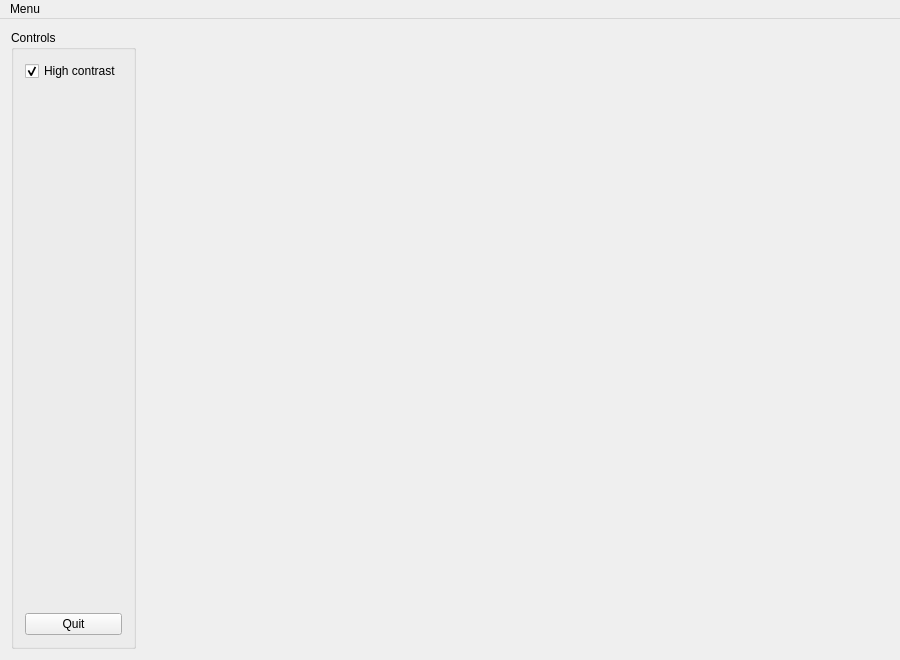
Above: mainwindow.ui from MChudak/pymbascripts before the change. Below: the same form after it.
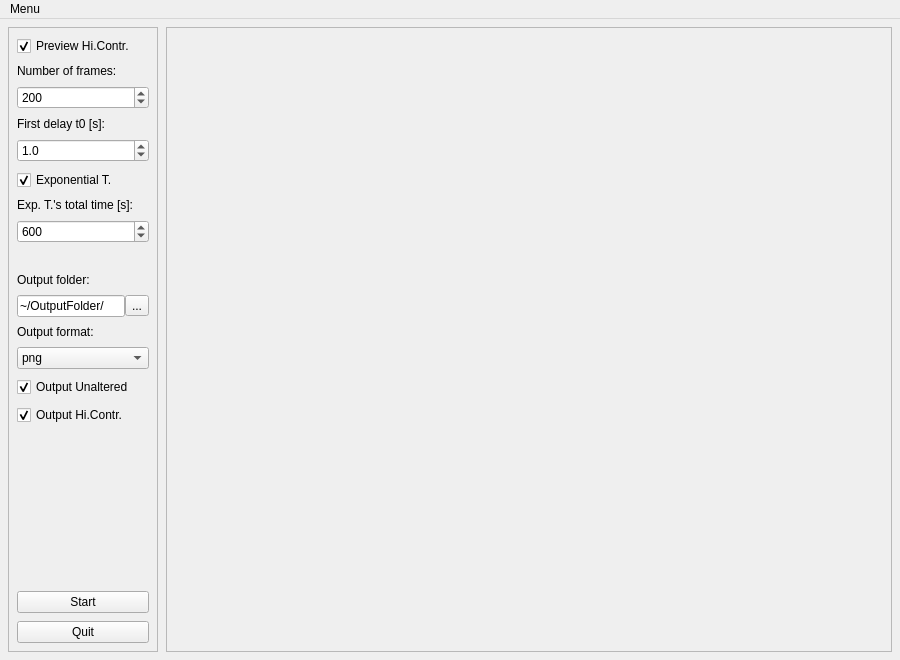
That is the form after the change.

Commit message: added pymba bits, might not work yet

What changed in the file:
```diff
--- a/mainwindow.ui
+++ b/mainwindow.ui
@@ -15,16 +15,219 @@
   </property>
   <widget class="QWidget" name="centralWidget">
    <layout class="QHBoxLayout" name="horizontalLayout_2" stretch="0,1">
+    <property name="spacing">
+     <number>8</number>
+    </property>
+    <property name="leftMargin">
+     <number>8</number>
+    </property>
+    <property name="topMargin">
+     <number>8</number>
+    </property>
+    <property name="rightMargin">
+     <number>8</number>
+    </property>
+    <property name="bottomMargin">
+     <number>8</number>
+    </property>
     <item>
-     <widget class="QGroupBox" name="groupBox">
-      <property name="title">
-       <string>Controls</string>
+     <widget class="QFrame" name="frame_2">
+      <property name="frameShape">
+       <enum>QFrame::StyledPanel</enum>
       </property>
-      <layout class="QVBoxLayout" name="verticalLayout_2">
+      <property name="frameShadow">
+       <enum>QFrame::Raised</enum>
+      </property>
+      <layout class="QVBoxLayout" name="verticalLayout_3">
+       <property name="spacing">
+        <number>8</number>
+       </property>
+       <property name="leftMargin">
+        <number>8</number>
+       </property>
+       <property name="topMargin">
+        <number>8</number>
+       </property>
+       <property name="rightMargin">
+        <number>8</number>
+       </property>
+       <property name="bottomMargin">
+        <number>8</number>
+       </property>
        <item>
-        <widget class="QCheckBox" name="checkBox">
+        <widget class="QCheckBox" name="checkBoxHCView">
          <property name="text">
-          <string>High contrast</string>
+          <string>Preview Hi.Contr.</string>
+         </property>
+         <property name="checked">
+          <bool>true</bool>
+         </property>
+        </widget>
+       </item>
+       <item>
+        <widget class="QLabel" name="label_2">
+         <property name="text">
+          <string>Number of frames:</string>
+         </property>
+        </widget>
+       </item>
+       <item>
+        <widget class="QSpinBox" name="spinBoxNFrames">
+         <property name="minimum">
+          <number>1</number>
+         </property>
+         <property name="maximum">
+          <number>20000</number>
+         </property>
+         <property name="singleStep">
+          <number>100</number>
+         </property>
+         <property name="value">
+          <number>200</number>
+         </property>
+        </widget>
+       </item>
+       <item>
+        <widget class="QLabel" name="label_3">
+         <property name="text">
+          <string>First delay t0 [s]:</string>
+         </property>
+        </widget>
+       </item>
+       <item>
+        <widget class="QDoubleSpinBox" name="doubleSpinBoxDT0">
+         <property name="decimals">
+          <number>1</number>
+         </property>
+         <property name="maximum">
+          <double>36000.000000000000000</double>
+         </property>
+         <property name="singleStep">
+          <double>0.100000000000000</double>
+         </property>
+         <property name="value">
+          <double>1.000000000000000</double>
+         </property>
+        </widget>
+       </item>
+       <item>
+        <widget class="QCheckBox" name="checkBoxExpT">
+         <property name="toolTip">
+          <string>&lt;html&gt;&lt;head/&gt;&lt;body&gt;&lt;p&gt;Use exponentially increasing delays between shots. For example every following delay may be 5% longer than the previous one: 1.00, 1.05, 1.10, 1.16s...&lt;/p&gt;&lt;/body&gt;&lt;/html&gt;</string>
+         </property>
+         <property name="text">
+          <string>Exponential T.</string>
+         </property>
+         <property name="checked">
+          <bool>true</bool>
+         </property>
+        </widget>
+       </item>
+       <item>
+        <widget class="QLabel" name="labelExpT">
+         <property name="text">
+          <string>Exp. T.'s total time [s]:</string>
+         </property>
+        </widget>
+       </item>
+       <item>
+        <widget class="QDoubleSpinBox" name="doubleSpinBoxTMax">
+         <property name="toolTip">
+          <string>&lt;html&gt;&lt;head/&gt;&lt;body&gt;&lt;p&gt;Use exponentially increasing delays between shots. For example every following delay may be 5% longer than the previous one: 1.00, 1.05, 1.10, 1.16s...&lt;/p&gt;&lt;/body&gt;&lt;/html&gt;</string>
+         </property>
+         <property name="decimals">
+          <number>0</number>
+         </property>
+         <property name="minimum">
+          <double>1.000000000000000</double>
+         </property>
+         <property name="maximum">
+          <double>360000.000000000000000</double>
+         </property>
+         <property name="singleStep">
+          <double>60.000000000000000</double>
+         </property>
+         <property name="value">
+          <double>600.000000000000000</double>
+         </property>
+        </widget>
+       </item>
+       <item>
+        <widget class="QLabel" name="labelExpTH">
+         <property name="text">
+          <string/>
+         </property>
+        </widget>
+       </item>
+       <item>
+        <widget class="QLabel" name="label_5">
+         <property name="text">
+          <string>Output folder:</string>
+         </property>
+        </widget>
+       </item>
+       <item>
+        <layout class="QHBoxLayout" name="horizontalLayout">
+         <property name="spacing">
+          <number>0</number>
+         </property>
+         <item>
+          <widget class="QLineEdit" name="lineEditOutput">
+           <property name="text">
+            <string>~/OutputFolder/</string>
+           </property>
+          </widget>
+         </item>
+         <item>
+          <widget class="QToolButton" name="toolButtonChooseFolder">
+           <property name="sizePolicy">
+            <sizepolicy hsizetype="Fixed" vsizetype="Fixed">
+             <horstretch>0</horstretch>
+             <verstretch>0</verstretch>
+            </sizepolicy>
+           </property>
+           <property name="text">
+            <string>...</string>
+           </property>
+          </widget>
+         </item>
+        </layout>
+       </item>
+       <item>
+        <widget class="QLabel" name="label_6">
+         <property name="text">
+          <string>Output format:</string>
+         </property>
+        </widget>
+       </item>
+       <item>
+        <widget class="QComboBox" name="comboBoxFormat">
+         <item>
+          <property name="text">
+           <string>png</string>
+          </property>
+         </item>
+         <item>
+          <property name="text">
+           <string>jpg</string>
+          </property>
+         </item>
+        </widget>
+       </item>
+       <item>
+        <widget class="QCheckBox" name="checkBoxUnaltered">
+         <property name="text">
+          <string>Output Unaltered</string>
+         </property>
+         <property name="checked">
+          <bool>true</bool>
+         </property>
+        </widget>
+       </item>
+       <item>
+        <widget class="QCheckBox" name="checkBoxHCOut">
+         <property name="text">
+          <string>Output Hi.Contr.</string>
          </property>
          <property name="checked">
           <bool>true</bool>
@@ -45,7 +248,14 @@
         </spacer>
        </item>
        <item>
-        <widget class="QPushButton" name="pushButton">
+        <widget class="QPushButton" name="pushButtonStart">
+         <property name="text">
+          <string>Start</string>
+         </property>
+        </widget>
+       </item>
+       <item>
+        <widget class="QPushButton" name="pushButtonQuit">
          <property name="text">
           <string>Quit</string>
          </property>
@@ -55,16 +265,46 @@
      </widget>
     </item>
     <item>
-     <widget class="QLabel" name="label">
+     <widget class="QFrame" name="frame">
       <property name="sizePolicy">
        <sizepolicy hsizetype="Ignored" vsizetype="Ignored">
         <horstretch>0</horstretch>
         <verstretch>0</verstretch>
        </sizepolicy>
       </property>
-      <property name="text">
-       <string/>
+      <property name="frameShape">
+       <enum>QFrame::StyledPanel</enum>
       </property>
+      <property name="frameShadow">
+       <enum>QFrame::Raised</enum>
+      </property>
+      <layout class="QVBoxLayout" name="verticalLayout">
+       <property name="leftMargin">
+        <number>0</number>
+       </property>
+       <property name="topMargin">
+        <number>0</number>
+       </property>
+       <property name="rightMargin">
+        <number>0</number>
+       </property>
+       <property name="bottomMargin">
+        <number>0</number>
+       </property>
+       <item>
+        <widget class="QLabel" name="label">
+         <property name="sizePolicy">
+          <sizepolicy hsizetype="Ignored" vsizetype="Ignored">
+           <horstretch>0</horstretch>
+           <verstretch>0</verstretch>
+          </sizepolicy>
+         </property>
+         <property name="text">
+          <string/>
+         </property>
+        </widget>
+       </item>
+      </layout>
      </widget>
     </item>
    </layout>
```
Left out of the diff: 64 changed lines with no effect on the pictures. The commit also changes 1 other file.
